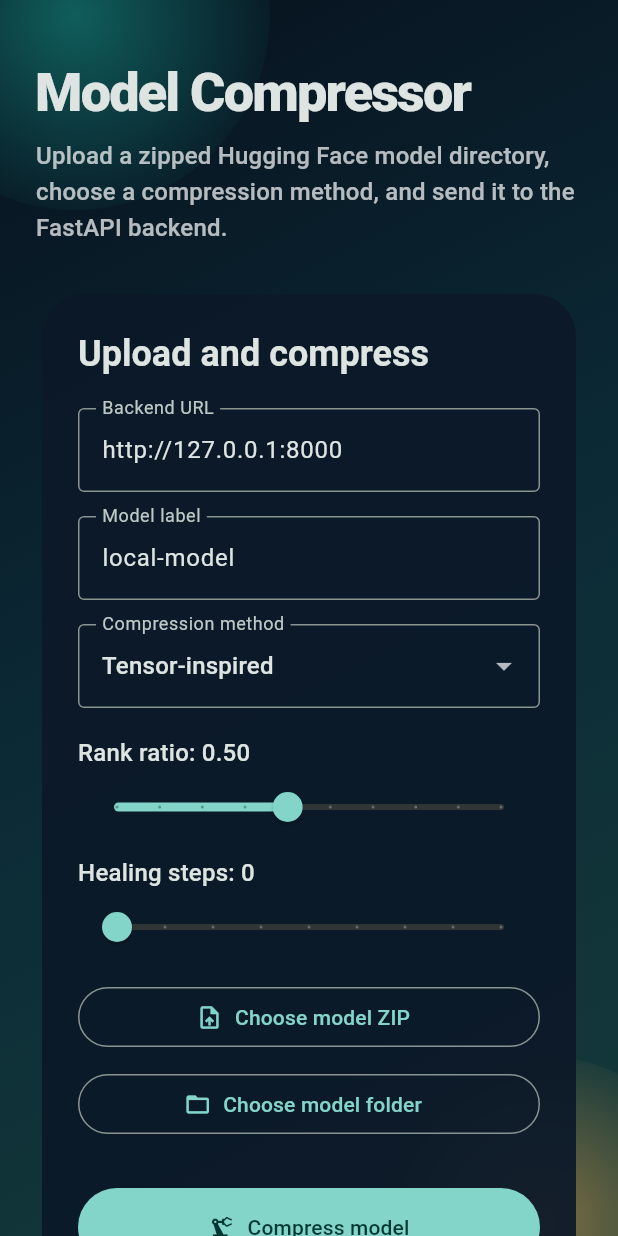
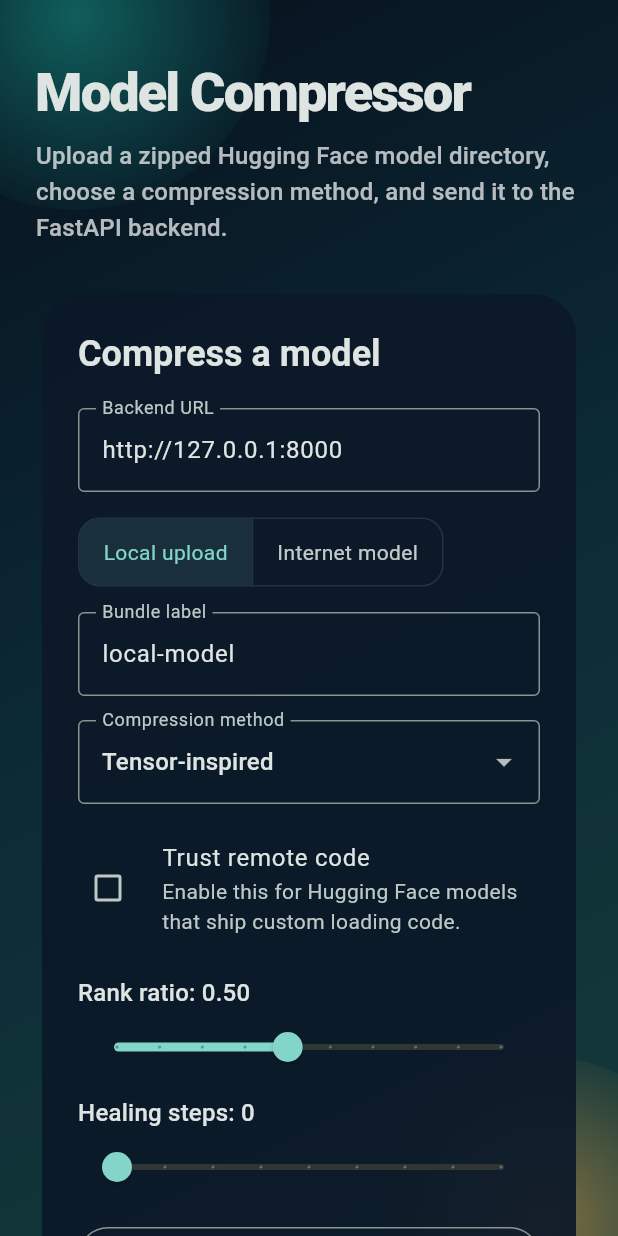
Before and after one commit to Kantdrav/llm_compression, a Flutter app: the screen it shows after launch, on a phone screen of 412 x 824 dp. Run offline on Flutter 3.47's test engine with Material 3 defaults, Android fonts, the phone set to English and light mode, and no system bars; our stand-ins replace file_picker.

Commit message:
changed some file.

```diff
--- a/flutter_app/lib/main.dart
+++ b/flutter_app/lib/main.dart
@@ -5,6 +5,11 @@ import 'package:flutter/material.dart';
 import 'package:http/http.dart' as http;
 
 import 'archive_builder.dart';
+
+const String kApiBaseUrl = String.fromEnvironment(
+  'API_BASE_URL',
+  defaultValue: 'http://127.0.0.1:8000',
+);
 
 void main() {
   runApp(const MyApp());
@@ -39,28 +44,42 @@ class CompressionHomePage extends StatefulWidget {
 }
 
 class _CompressionHomePageState extends State<CompressionHomePage> {
-  final TextEditingController _backendUrlController = TextEditingController(text: 'http://127.0.0.1:8000');
+  final TextEditingController _backendUrlController = TextEditingController(text: kApiBaseUrl);
   final TextEditingController _modelIdController = TextEditingController(text: 'local-model');
+  final TextEditingController _remoteModelIdController = TextEditingController(text: 'gpt2');
+  final TextEditingController _remoteRevisionController = TextEditingController();
 
   String? _selectedArchiveName;
   List<int>? _selectedArchiveBytes;
   String? _selectedDirectory;
   bool _isUploading = false;
+  bool _useRemoteModel = false;
+  bool _trustRemoteCode = false;
   String? _statusMessage;
   String? _errorMessage;
   Map<String, dynamic>? _result;
   String _method = 'tensor_inspired';
   double _rankRatio = 0.5;
   double _healSteps = 0;
+  String _remotePreset = 'gpt2';
 
   @override
   void dispose() {
     _backendUrlController.dispose();
     _modelIdController.dispose();
+    _remoteModelIdController.dispose();
+    _remoteRevisionController.dispose();
     super.dispose();
   }
 
   String _trimTrailingSlashes(String value) => value.trim().replaceAll(RegExp(r'/+$'), '');
+
+  void _setRemotePreset(String value) {
+    setState(() {
+      _remotePreset = value;
+      _remoteModelIdController.text = value;
+    });
+  }
 
   Future<void> _pickArchive() async {
     try {
@@ -139,16 +158,22 @@ class _CompressionHomePageState extends State<CompressionHomePage> {
 
   Future<void> _compressModel() async {
     final backendUrl = _trimTrailingSlashes(_backendUrlController.text);
-    if (_selectedArchiveName == null && _selectedDirectory == null) {
+    if (backendUrl.isEmpty) {
       setState(() {
-        _errorMessage = 'Choose a zip archive or folder before compressing.';
+        _errorMessage = 'Enter a backend URL.';
         _statusMessage = null;
       });
       return;
     }
-    if (backendUrl.isEmpty) {
+
+    if (_useRemoteModel) {
+      await _compressRemoteModel(backendUrl);
+      return;
+    }
+
+    if (_selectedArchiveName == null && _selectedDirectory == null) {
       setState(() {
-        _errorMessage = 'Enter a backend URL.';
+        _errorMessage = 'Choose a zip archive or folder before compressing.';
         _statusMessage = null;
       });
       return;
@@ -170,6 +195,7 @@ class _CompressionHomePageState extends State<CompressionHomePage> {
         'rank_ratio': _rankRatio.toStringAsFixed(2),
         'target_device': 'cpu',
         'heal_steps': _healSteps.round().toString(),
+        'trust_remote_code': _trustRemoteCode.toString(),
       });
       request.files.add(
         http.MultipartFile.fromBytes(
@@ -198,6 +224,72 @@ class _CompressionHomePageState extends State<CompressionHomePage> {
       setState(() {
         _result = decoded;
         _statusMessage = 'Compression complete.';
+      });
+    } catch (error) {
+      if (!mounted) {
+        return;
+      }
+      setState(() {
+        _errorMessage = error.toString();
+        _statusMessage = null;
+      });
+    } finally {
+      if (mounted) {
+        setState(() {
+          _isUploading = false;
+        });
+      }
+    }
+  }
+
+  Future<void> _compressRemoteModel(String backendUrl) async {
+    final remoteModelId = _remoteModelIdController.text.trim();
+    if (remoteModelId.isEmpty) {
+      setState(() {
+        _errorMessage = 'Enter a Hugging Face model ID before compressing.';
+        _statusMessage = null;
+      });
+      return;
+    }
+
+    setState(() {
+      _isUploading = true;
+      _statusMessage = 'Downloading and compressing...';
+      _errorMessage = null;
+      _result = null;
+    });
+
+    try {
+      final response = await http.post(
+        Uri.parse('$backendUrl/compress-remote'),
+        headers: const {'Content-Type': 'application/json'},
+        body: jsonEncode({
+          'model_id': remoteModelId,
+          'revision': _remoteRevisionController.text.trim().isEmpty ? null : _remoteRevisionController.text.trim(),
+          'method': _method,
+          'rank_ratio': _rankRatio,
+          'target_device': 'cpu',
+          'trust_remote_code': _trustRemoteCode,
+          'heal_steps': _healSteps.round(),
+        }),
+      );
+
+      if (!mounted) {
+        return;
+      }
+
+      if (response.statusCode < 200 || response.statusCode >= 300) {
+        setState(() {
+          _errorMessage = response.body.isEmpty ? 'Remote compression failed with HTTP ${response.statusCode}.' : response.body;
+          _statusMessage = null;
+        });
+        return;
+      }
+
+      final decoded = jsonDecode(response.body) as Map<String, dynamic>;
+      setState(() {
+        _result = decoded;
+        _statusMessage = 'Remote compression complete.';
       });
     } catch (error) {
       if (!mounted) {
@@ -310,7 +402,7 @@ class _CompressionHomePageState extends State<CompressionHomePage> {
         child: Column(
           crossAxisAlignment: CrossAxisAlignment.stretch,
           children: [
-            Text('Upload and compress', style: theme.textTheme.headlineSmall?.copyWith(fontWeight: FontWeight.w700)),
+            Text('Compress a model', style: theme.textTheme.headlineSmall?.copyWith(fontWeight: FontWeight.w700)),
             const SizedBox(height: 20),
             TextField(
               controller: _backendUrlController,
@@ -321,10 +413,31 @@ class _CompressionHomePageState extends State<CompressionHomePage> {
               ),
             ),
             const SizedBox(height: 16),
+            ToggleButtons(
+              isSelected: [_useRemoteModel == false, _useRemoteModel],
+              onPressed: (index) {
+                setState(() {
+                  _useRemoteModel = index == 1;
+                });
+              },
+              borderRadius: BorderRadius.circular(14),
+              constraints: const BoxConstraints(minHeight: 44),
+              children: const [
+                Padding(
+                  padding: EdgeInsets.symmetric(horizontal: 16),
+                  child: Text('Local upload'),
+                ),
+                Padding(
+                  padding: EdgeInsets.symmetric(horizontal: 16),
+                  child: Text('Internet model'),
+                ),
+              ],
+            ),
+            const SizedBox(height: 16),
             TextField(
               controller: _modelIdController,
               decoration: const InputDecoration(
-                labelText: 'Model label',
+                labelText: 'Bundle label',
                 hintText: 'llama-demo or custom-upload',
                 border: OutlineInputBorder(),
               ),
@@ -350,6 +463,15 @@ class _CompressionHomePageState extends State<CompressionHomePage> {
                 border: OutlineInputBorder(),
               ),
             ),
+            const SizedBox(height: 16),
+            CheckboxListTile(
+              contentPadding: EdgeInsets.zero,
+              controlAffinity: ListTileControlAffinity.leading,
+              value: _trustRemoteCode,
+              onChanged: _isUploading ? null : (value) => setState(() => _trustRemoteCode = value ?? false),
+              title: const Text('Trust remote code'),
+              subtitle: const Text('Enable this for Hugging Face models that ship custom loading code.'),
+            ),
             const SizedBox(height: 18),
             Text('Rank ratio: ${_rankRatio.toStringAsFixed(2)}', style: theme.textTheme.titleMedium),
             Slider(
@@ -369,6 +491,51 @@ class _CompressionHomePageState extends State<CompressionHomePage> {
               onChanged: (value) => setState(() => _healSteps = value),
             ),
             const SizedBox(height: 12),
+            if (_useRemoteModel) ...[
+              DropdownButtonFormField<String>(
+                value: _remotePreset,
+                items: const [
+                  DropdownMenuItem(value: 'gpt2', child: Text('gpt2')),
+                  DropdownMenuItem(value: 'distilgpt2', child: Text('distilgpt2')),
+                  DropdownMenuItem(value: 'sshleifer/tiny-gpt2', child: Text('sshleifer/tiny-gpt2')),
+                  DropdownMenuItem(value: 'TinyLlama/TinyLlama-1.1B-Chat-v1.0', child: Text('TinyLlama/TinyLlama-1.1B-Chat-v1.0')),
+                ],
+                onChanged: _isUploading
+                    ? null
+                    : (value) {
+                        if (value != null) {
+                          _setRemotePreset(value);
+                        }
+                      },
+                decoration: const InputDecoration(
+                  labelText: 'Popular model IDs',
+                  border: OutlineInputBorder(),
+                ),
+              ),
+              const SizedBox(height: 12),
+              TextField(
+                controller: _remoteModelIdController,
+                decoration: const InputDecoration(
+                  labelText: 'Hugging Face model ID',
+                  hintText: 'meta-llama/Llama-3.2-1B-Instruct',
+                  border: OutlineInputBorder(),
+                ),
+              ),
+              const SizedBox(height: 12),
+              TextField(
+                controller: _remoteRevisionController,
+                decoration: const InputDecoration(
+                  labelText: 'Revision or tag',
+                  hintText: 'main, v1.0, or a commit hash',
+                  border: OutlineInputBorder(),
+                ),
+              ),
+              const SizedBox(height: 12),
+              const Text(
+                'The backend will download the model from Hugging Face, compress it, and return a manifest path for the bundle.',
+                style: TextStyle(color: Colors.white70),
+              ),
+            ] else ...[
               OutlinedButton.icon(
                 onPressed: _isUploading ? null : _pickArchive,
                 icon: const Icon(Icons.upload_file),
@@ -386,6 +553,7 @@ class _CompressionHomePageState extends State<CompressionHomePage> {
                 const SizedBox(height: 12),
               if (_selectedDirectory != null)
                 _InfoChip(label: 'Selected folder', value: _selectedDirectory!),
+            ],
             const SizedBox(height: 20),
             FilledButton.icon(
               onPressed: _isUploading ? null : _compressModel,
@@ -406,7 +574,7 @@ class _CompressionHomePageState extends State<CompressionHomePage> {
               Text(_errorMessage!, style: theme.textTheme.bodyMedium?.copyWith(color: Colors.redAccent)),
             const SizedBox(height: 8),
             const Text(
-              'The backend expects a ZIP archive containing a Hugging Face model directory with config.json and weights.',
+              'Local mode expects a ZIP archive or folder containing a Hugging Face model directory with config.json and weights.',
               style: TextStyle(color: Colors.white70),
             ),
           ],
```
Also changed, not shown: 11 other files. Lines whose indentation alone changed are shown as unchanged.
